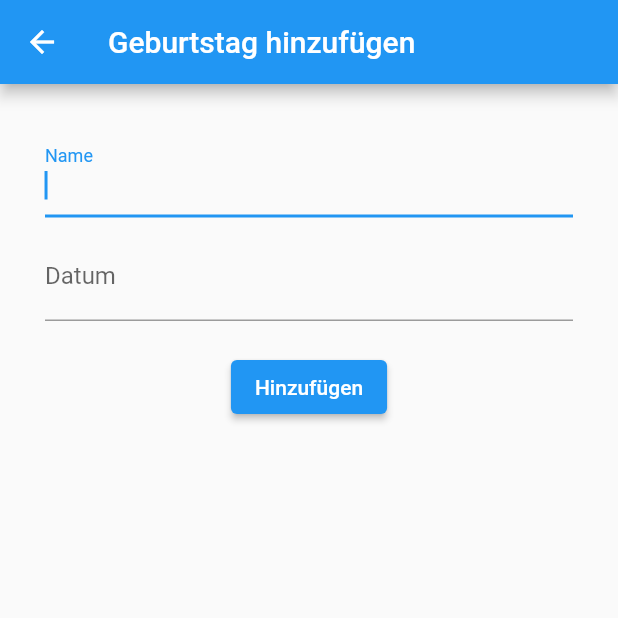
After one commit to coodoo-io/geburtstags-app, a Flutter app: the BirthdayForm screen opened directly, after a tap on "Hinzufügen", on a phone screen of 412 x 824 dp, the top half of it. The commit adds this screen. Run offline on Flutter 3.47's test engine with Material 2 defaults, Android fonts, the phone set to English and light mode, and no system bars.

Commit message:
5. Geburtstag hinzufügen

```diff
--- a/lib/repositories/birthday.repo.dart
+++ b/lib/repositories/birthday.repo.dart
@@ -1,7 +1,13 @@
 import 'package:geburtstags_app/models/birthday.dart';
 
 class BirthdayRepo {
-  BirthdayRepo() {
+  static final BirthdayRepo _birthdayRepo = BirthdayRepo._internal();
+
+  factory BirthdayRepo() {
+    return _birthdayRepo;
+  }
+
+  BirthdayRepo._internal() {
     repo.add(Birthday(date: DateTime(2020, 6, 12), name: "Max"));
     repo.add(Birthday(date: DateTime(1999, 1, 11), name: "Flo"));
     repo.add(Birthday(date: DateTime(1898, 7, 5), name: "Lena"));
@@ -18,7 +24,8 @@ class BirthdayRepo {
   }
 
   Birthday insert(Birthday birthday) {
-    throw UnimplementedError();
+    repo.add(birthday);
+    return birthday;
   }
 
   Birthday update(Birthday birthday) {
--- /dev/null
+++ b/lib/screens/birthday/detail/widgets/birthday_form.dart
@@ -0,0 +1,56 @@
+import 'package:flutter/material.dart';
+import 'package:geburtstags_app/models/birthday.dart';
+import 'package:geburtstags_app/repositories/birthday.repo.dart';
+import 'package:intl/intl.dart';
+
+class BirthdayForm extends StatefulWidget {
+  const BirthdayForm({Key? key}) : super(key: key);
+
+  @override
+  State<BirthdayForm> createState() => _BirthdayFormState();
+}
+
+class _BirthdayFormState extends State<BirthdayForm> {
+  TextEditingController nameController = TextEditingController();
+  TextEditingController dateController = TextEditingController();
+
+  @override
+  Widget build(BuildContext context) {
+    return Scaffold(
+      appBar: AppBar(title: const Text('Geburtstag hinzufügen')),
+      body: Center(
+        child: Padding(
+          padding: const EdgeInsets.all(30.0),
+          child: Column(
+            children: [
+              TextField(
+                controller: nameController,
+                autofocus: true,
+                decoration: const InputDecoration(label: Text("Name")),
+              ),
+              const SizedBox(height: 10),
+              TextField(
+                controller: dateController,
+                autofocus: true,
+                decoration: const InputDecoration(label: Text("Datum"), hintText: "Tag.Monat.Jahr"),
+              ),
+              const SizedBox(height: 20),
+              ElevatedButton(
+                onPressed: () {
+                  BirthdayRepo().insert(
+                    Birthday(
+                      name: nameController.text,
+                      date: DateFormat("dd.MM.yyyy").parse(dateController.text),
+                    ),
+                  );
+                  Navigator.pop(context);
+                },
+                child: const Text("Hinzufügen"),
+              )
+            ],
+          ),
+        ),
+      ),
+    );
+  }
+}
```
Also changed, not shown: lib/screens/birthday/birthdays.screen.dart (+22 -1 lines).
